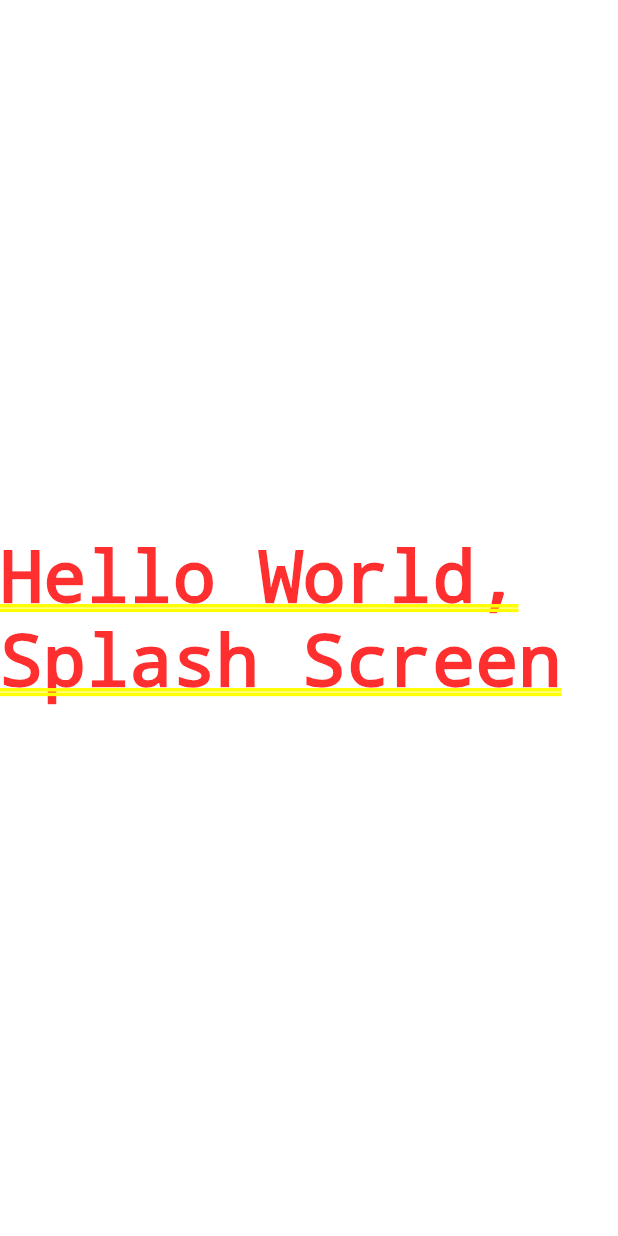
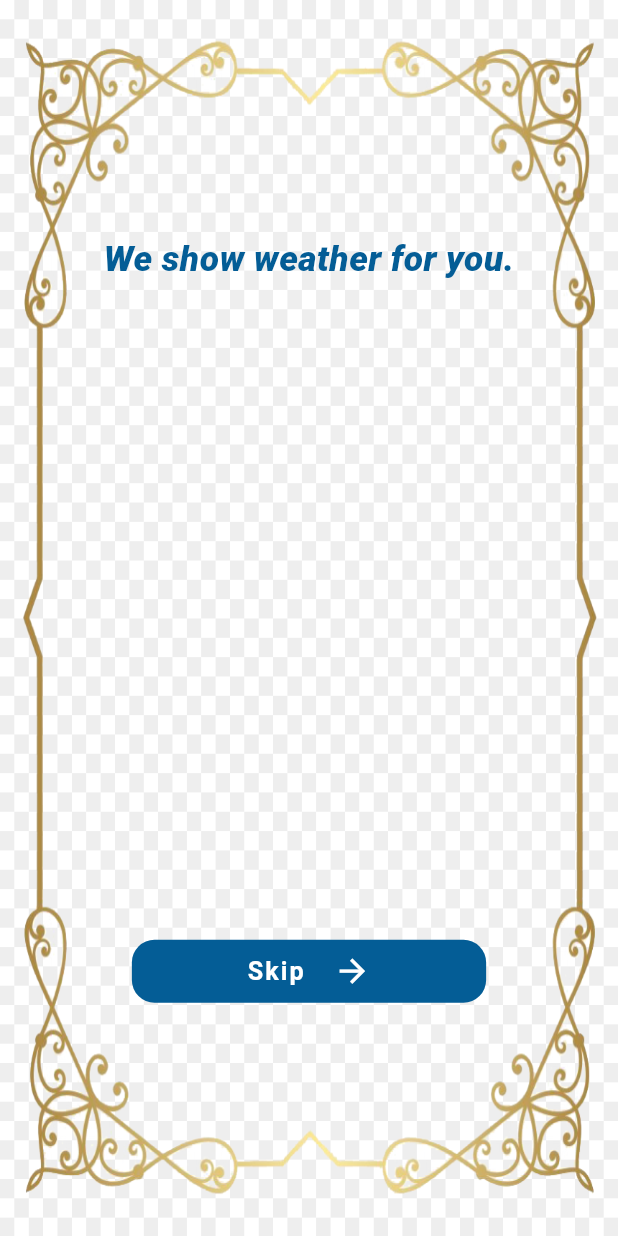
Before and after one commit to thisiskritartha/weather_app_flutter, a Flutter app: the first screen one second after launch, on a phone screen of 412 x 824 dp. Run offline on Flutter 3.47's test engine with Material 3 defaults, Android fonts, the phone set to English and light mode, and no system bars; our stand-ins replace flutter_easyloading, flutter_screenutil, get; Roboto replaces fonts that are missing (lato).

Commit message:
splash screen added

```diff
--- a/lib/app.dart
+++ b/lib/app.dart
@@ -1,11 +1,8 @@
 import 'package:flutter/material.dart';
-import 'package:flutter_native_splash/flutter_native_splash.dart';
 import 'package:flutter_easyloading/flutter_easyloading.dart';
 import 'package:flutter_screenutil/flutter_screenutil.dart';
 import 'package:get/get.dart';
-import 'package:weather_app_flutter/resources/app_color.dart';
 import 'package:weather_app_flutter/routes/app_pages.dart';
-
 import 'resources/app_theme.dart';
 
 class App extends StatefulWidget {
@@ -17,30 +14,7 @@ class App extends StatefulWidget {
 
 class _AppState extends State<App> {
   @override
-  void initState() {
-    super.initState();
-    initialization();
-  }
-
-  void initialization() async {
-    await Future.delayed(const Duration(seconds: 5));
-    FlutterNativeSplash.remove();
-  }
-
-  @override
   Widget build(BuildContext context) {
-    EasyLoading.instance
-      ..displayDuration = const Duration(milliseconds: 5000)
-      ..indicatorType = EasyLoadingIndicatorType.wanderingCubes
-      ..loadingStyle = EasyLoadingStyle.values.last
-      ..indicatorSize = 45.0
-      ..radius = 10.0
-      ..progressColor = whiteColor
-      ..backgroundColor = buttonColor
-      ..indicatorColor = whiteColor
-      ..textColor = whiteColor
-      ..userInteractions = true
-      ..dismissOnTap = true;
     return Builder(
       builder: (BuildContext context) {
         return ScreenUtilInit(
@@ -49,10 +23,10 @@ class _AppState extends State<App> {
           splitScreenMode: true,
           builder: (_, child) {
             return GetMaterialApp(
+              debugShowCheckedModeBanner: false,
               getPages: AppPages.appRoutes,
               initialRoute: initial,
               theme: customAppTheme(),
-              debugShowCheckedModeBanner: false,
               builder: EasyLoading.init(),
             );
           },
--- a/lib/view/splash_screen.dart
+++ b/lib/view/splash_screen.dart
@@ -1,4 +1,8 @@
 import 'package:flutter/material.dart';
+import 'package:flutter_screenutil/flutter_screenutil.dart';
+import 'package:get/get.dart';
+import 'package:weather_app_flutter/resources/app_color.dart';
+import 'package:weather_app_flutter/view/home/home_screen.dart';
 
 class SplashScreen extends StatefulWidget {
   const SplashScreen({super.key});
@@ -9,9 +13,76 @@ class SplashScreen extends StatefulWidget {
 
 class _SplashScreenState extends State<SplashScreen> {
   @override
+  void initState() {
+    super.initState();
+    Future.delayed(const Duration(seconds: 5), () {
+      Get.to(const HomeScreen());
+    });
+  }
+
+  @override
   Widget build(BuildContext context) {
-    return Container(
-      child: Center(child: Text('Hello World, Splash Screen')),
+    return Scaffold(
+      backgroundColor: whiteColor,
+      body: Container(
+        decoration: const BoxDecoration(
+          image: DecorationImage(
+            image: AssetImage('assets/bg_img.png'),
+            fit: BoxFit.fill,
+          ),
+        ),
+        child: Center(
+          child: Column(
+            mainAxisAlignment: MainAxisAlignment.spaceEvenly,
+            children: [
+              Text(
+                "We show weather for you.",
+                style: TextStyle(
+                  fontSize: 28.0.sp,
+                  fontWeight: FontWeight.w900,
+                  color: textColor,
+                  fontStyle: FontStyle.italic,
+                ),
+              ),
+              SizedBox(height: 150.0.h),
+              GestureDetector(
+                onTap: () {
+                  Get.to(const HomeScreen());
+                },
+                child: Container(
+                  padding: EdgeInsets.symmetric(
+                    horizontal: 80.0.w,
+                    vertical: 10.0.h,
+                  ),
+                  decoration: BoxDecoration(
+                    color: buttonColor,
+                    borderRadius: BorderRadius.circular(18.0.r),
+                  ),
+                  child: Row(
+                    mainAxisSize: MainAxisSize.min,
+                    children: [
+                      Text(
+                        "Skip",
+                        style: TextStyle(
+                          color: whiteColor,
+                          fontSize: 20.0.sp,
+                          fontWeight: FontWeight.w600,
+                          letterSpacing: 1.6.sp,
+                        ),
+                      ),
+                      SizedBox(width: 20.0.w),
+                      Icon(
+                        Icons.arrow_forward,
+                        size: 30.0.r,
+                      )
+                    ],
+                  ),
+                ),
+              )
+            ],
+          ),
+        ),
+      ),
     );
   }
 }
--- a/pubspec.yaml
+++ b/pubspec.yaml
@@ -63,8 +63,8 @@ flutter:
   uses-material-design: true
 
   # To add assets to your application, add an assets section, like this:
-  # assets:
-  #   - images/a_dot_burr.jpeg
+  assets:
+    - assets/
   #   - images/a_dot_ham.jpeg
 
   # An image asset can refer to one or more resolution-specific "variants", see
```
Also changed, not shown: assets/bg_img.png (added).
